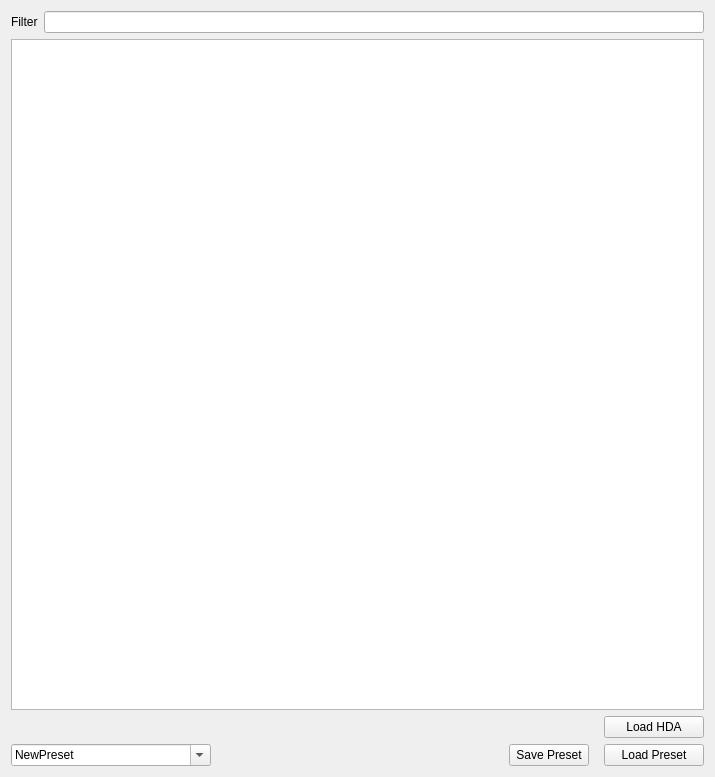
This is uiHoudiniLoadHda.ui in Hengle/houdiniLoadHda as Qt 5 draws it before an edit. The edited form follows.
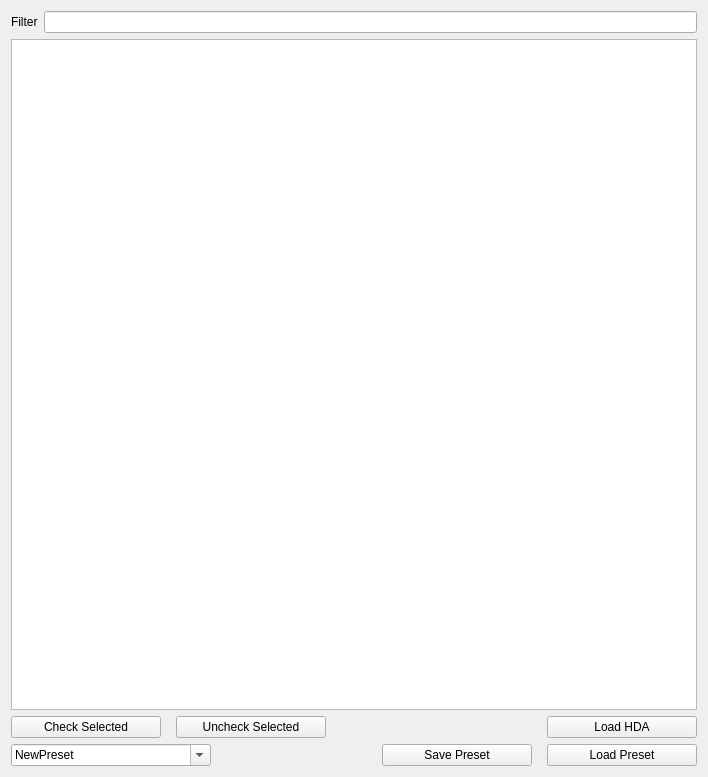
This is the edited form.

```diff
--- a/uiHoudiniLoadHda.ui
+++ b/uiHoudiniLoadHda.ui
@@ -6,7 +6,7 @@
    <rect>
     <x>0</x>
     <y>0</y>
-    <width>715</width>
+    <width>708</width>
     <height>777</height>
    </rect>
   </property>
@@ -32,11 +32,37 @@
      </item>
     </layout>
    </item>
-   <item row="3" column="2">
+   <item row="2" column="2">
     <layout class="QHBoxLayout" name="horizontalLayout_2">
      <property name="spacing">
       <number>15</number>
      </property>
+     <item>
+      <widget class="QPushButton" name="pushCheck">
+       <property name="minimumSize">
+        <size>
+         <width>150</width>
+         <height>0</height>
+        </size>
+       </property>
+       <property name="text">
+        <string>Check Selected</string>
+       </property>
+      </widget>
+     </item>
+     <item>
+      <widget class="QPushButton" name="pushUncheck">
+       <property name="minimumSize">
+        <size>
+         <width>150</width>
+         <height>0</height>
+        </size>
+       </property>
+       <property name="text">
+        <string>Uncheck Selected</string>
+       </property>
+      </widget>
+     </item>
      <item>
       <spacer name="horizontalSpacer">
        <property name="orientation">
@@ -54,13 +80,13 @@
       <widget class="QPushButton" name="pushLoadHda">
        <property name="minimumSize">
         <size>
-         <width>100</width>
+         <width>150</width>
          <height>0</height>
         </size>
        </property>
        <property name="maximumSize">
         <size>
-         <width>120</width>
+         <width>1000</width>
          <height>16777215</height>
         </size>
        </property>
@@ -74,10 +100,7 @@
      </item>
     </layout>
    </item>
-   <item row="1" column="2">
-    <widget class="QTableView" name="tableView"/>
-   </item>
-   <item row="4" column="2">
+   <item row="3" column="2">
     <layout class="QHBoxLayout" name="horizontalLayout_3">
      <property name="spacing">
       <number>15</number>
@@ -115,6 +138,18 @@
      </item>
      <item>
       <widget class="QPushButton" name="pushSavePreset">
+       <property name="minimumSize">
+        <size>
+         <width>150</width>
+         <height>0</height>
+        </size>
+       </property>
+       <property name="maximumSize">
+        <size>
+         <width>1000</width>
+         <height>16777215</height>
+        </size>
+       </property>
        <property name="text">
         <string>Save Preset</string>
        </property>
@@ -124,13 +159,13 @@
       <widget class="QPushButton" name="pushLoadPreset">
        <property name="minimumSize">
         <size>
-         <width>100</width>
+         <width>150</width>
          <height>0</height>
         </size>
        </property>
        <property name="maximumSize">
         <size>
-         <width>120</width>
+         <width>1000</width>
          <height>16777215</height>
         </size>
        </property>
@@ -141,6 +176,31 @@
      </item>
     </layout>
    </item>
+   <item row="1" column="2">
+    <widget class="QTableView" name="listView">
+     <property name="showGrid">
+      <bool>false</bool>
+     </property>
+     <property name="gridStyle">
+      <enum>Qt::SolidLine</enum>
+     </property>
+     <property name="cornerButtonEnabled">
+      <bool>false</bool>
+     </property>
+     <attribute name="horizontalHeaderDefaultSectionSize">
+      <number>345</number>
+     </attribute>
+     <attribute name="horizontalHeaderHighlightSections">
+      <bool>false</bool>
+     </attribute>
+     <attribute name="verticalHeaderVisible">
+      <bool>false</bool>
+     </attribute>
+     <attribute name="verticalHeaderHighlightSections">
+      <bool>false</bool>
+     </attribute>
+    </widget>
+   </item>
   </layout>
  </widget>
  <resources/>
```
